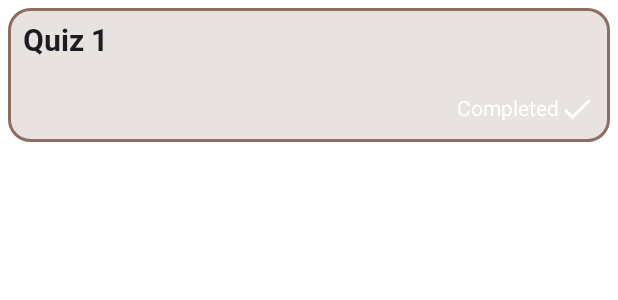
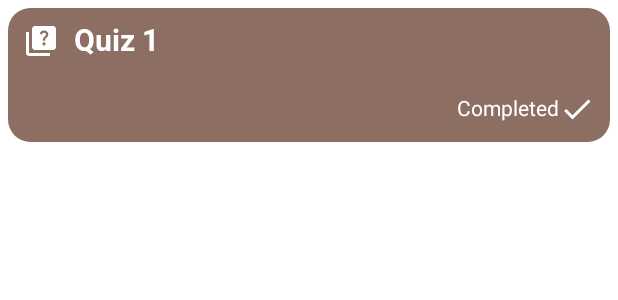
Before and after one commit to lhfp/studifydemo, an Android app built with Jetpack Compose: the @Preview function CompletedQuizItemPreview, on a phone screen of 412 x 824 dp. Shown: the top 300 px of the screen. Run offline under Robolectric (Android 15) with nearby library versions, the phone set to English and light mode, and no system bars; our stand-ins replace Room's generated code.

Commit message:
beta version release
+ error handling in quiz list
+ loading screen improvements
+ quiz list screen improvements

```diff
--- a/app/build.gradle.kts
+++ b/app/build.gradle.kts
@@ -15,7 +15,7 @@ android {
         applicationId = "com.lhfp.studifydemo"
         minSdk = 24
         targetSdk = 34
-        versionName = "1.0-alpha"
+        versionName = "1.0-beta"
         setProperty("archivesBaseName", "studify-$versionName")
 
         testInstrumentationRunner = "androidx.test.runner.AndroidJUnitRunner"
--- a/app/src/main/java/com/lhfp/studifydemo/ui/quiz/QuizState.kt
+++ b/app/src/main/java/com/lhfp/studifydemo/ui/quiz/QuizState.kt
@@ -13,5 +13,5 @@ sealed interface UIState {
     data object Loading : UIState
     data class Success(val quizJson: String) : UIState
     data class OnQuizReady(val newQuizId: Int) : UIState
-    data class Error(val message: String) : UIState
+    data class Error(val message: String?) : UIState
 }
--- a/app/src/main/java/com/lhfp/studifydemo/ui/quiz/quiz_list/QuizItemView.kt
+++ b/app/src/main/java/com/lhfp/studifydemo/ui/quiz/quiz_list/QuizItemView.kt
@@ -1,11 +1,10 @@
 package com.lhfp.studifydemo.ui.quiz.quiz_list
 
-import androidx.compose.animation.AnimatedVisibility
 import androidx.compose.foundation.BorderStroke
+import androidx.compose.foundation.border
 import androidx.compose.foundation.layout.Box
 import androidx.compose.foundation.layout.Column
 import androidx.compose.foundation.layout.Row
-import androidx.compose.foundation.layout.fillMaxHeight
 import androidx.compose.foundation.layout.fillMaxSize
 import androidx.compose.foundation.layout.fillMaxWidth
 import androidx.compose.foundation.layout.height
@@ -13,6 +12,7 @@ import androidx.compose.foundation.layout.padding
 import androidx.compose.foundation.shape.RoundedCornerShape
 import androidx.compose.material.icons.Icons
 import androidx.compose.material.icons.filled.Check
+import androidx.compose.material.icons.filled.Quiz
 import androidx.compose.material3.Card
 import androidx.compose.material3.CardDefaults
 import androidx.compose.material3.Icon
@@ -22,6 +22,7 @@ import androidx.compose.runtime.Composable
 import androidx.compose.ui.Alignment
 import androidx.compose.ui.Modifier
 import androidx.compose.ui.graphics.Color
+import androidx.compose.ui.graphics.toArgb
 import androidx.compose.ui.res.colorResource
 import androidx.compose.ui.text.TextStyle
 import androidx.compose.ui.tooling.preview.Preview
@@ -39,23 +40,24 @@ fun QuizItemView(
 ) {
     Card(
         colors = CardDefaults.cardColors().copy(
-            containerColor = colorResource(id = subject.color).copy(alpha = 0.2f)
+            containerColor = colorResource(id = subject.color)
         ),
         onClick = onClick,
         shape = RoundedCornerShape(15.dp),
-        border = BorderStroke(2.dp, colorResource(id = subject.color)),
         modifier = Modifier
             .height(100.dp)
             .fillMaxWidth()
             .padding(5.dp)
     ) {
         Box(
-            contentAlignment = Alignment.TopStart,
-            modifier = Modifier.padding(10.dp).fillMaxSize()
+            modifier = Modifier
+                .padding(10.dp)
+                .fillMaxSize(),
+            contentAlignment = Alignment.TopStart
         ) {
-            Column(modifier = Modifier.align(Alignment.BottomEnd)) {
-                AnimatedVisibility(
+            androidx.compose.animation.AnimatedVisibility(
                 visible = quizWithQuestions.quiz.isCompleted,
+                modifier = Modifier.align(Alignment.BottomEnd)
             ) {
                 Row(
                     verticalAlignment = Alignment.CenterVertically
@@ -71,12 +73,17 @@ fun QuizItemView(
                     )
                 }
             }
-            }
 
-            Column {
+            Row {
+                Icon(
+                    imageVector = Icons.Filled.Quiz,
+                    contentDescription = "",
+                    tint = Color.White,
+                    modifier = Modifier.padding(end = 10.dp)
+                )
                 Text(
                     text = quizWithQuestions.quiz.name,
-                    style = MaterialTheme.typography.headlineMedium.copy(color = MaterialTheme.colorScheme.onBackground)
+                    style = MaterialTheme.typography.headlineMedium.copy(color = Color.White)
                 )
             }
         }
@@ -88,7 +95,10 @@ fun QuizItemView(
 private fun QuizItemPreview() {
     StudifyDemoTheme {
         with(MockDataSources) {
-            QuizItemView(quizWithQuestions = QUIZ_WITH_QUESTIONS_LIST[0], subject = ENGLISH_SUBJECT) {}
+            QuizItemView(
+                quizWithQuestions = QUIZ_WITH_QUESTIONS_LIST[0],
+                subject = ENGLISH_SUBJECT
+            ) {}
         }
     }
 }
--- a/app/src/main/java/com/lhfp/studifydemo/ui/subjects/SubjectsScreen.kt
+++ b/app/src/main/java/com/lhfp/studifydemo/ui/subjects/SubjectsScreen.kt
@@ -116,7 +116,7 @@ fun LazyListScope.addSubjectView(onAddSubject: () -> Unit) {
             }
 
             ElevatedButton(onClick = {
-
+                // TODO: onFilter handle
             }) {
                 Icon(imageVector = Icons.Filled.FilterList, contentDescription = "")
             }
--- a/app/src/main/res/values/strings.xml
+++ b/app/src/main/res/values/strings.xml
@@ -20,4 +20,9 @@
 
     <!-- Note -->
     <string name="empty_note_title">Empty Title</string>"
+
+    <!-- Loading -->
+    <string name="loading">Loading…</string>
+    <string name="reading_notes">Reading your notes…</string>
+    <string name="generating_questions">Generating questions…</string>
 </resources>
```
Also changed, not shown: app/src/main/java/com/lhfp/studifydemo/ui/quiz/QuizViewModel.kt (+9 -3 lines), app/src/main/java/com/lhfp/studifydemo/ui/quiz/components/QuizLoading.kt (+53 -1 lines), app/src/main/java/com/lhfp/studifydemo/ui/quiz/quiz_list/QuizListScreen.kt (+45 -9 lines). Lines whose indentation alone changed are shown as unchanged.
